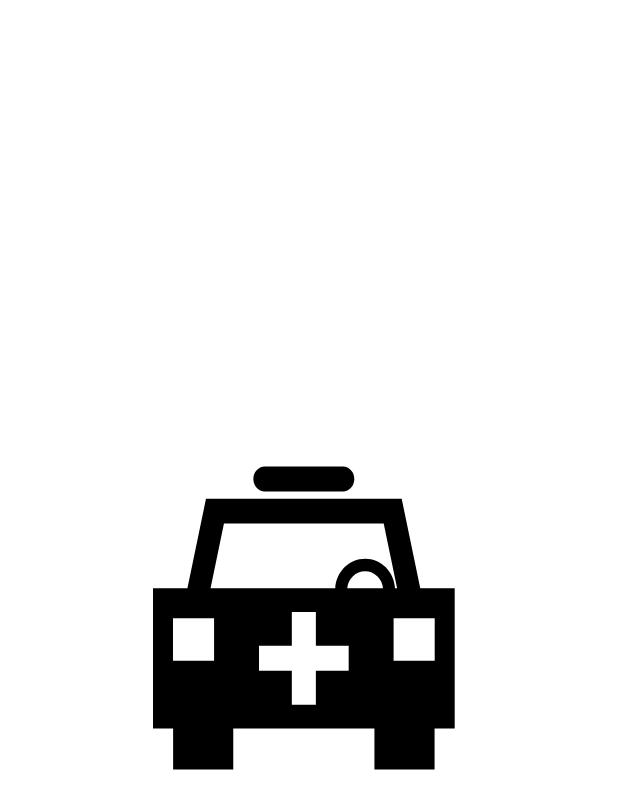
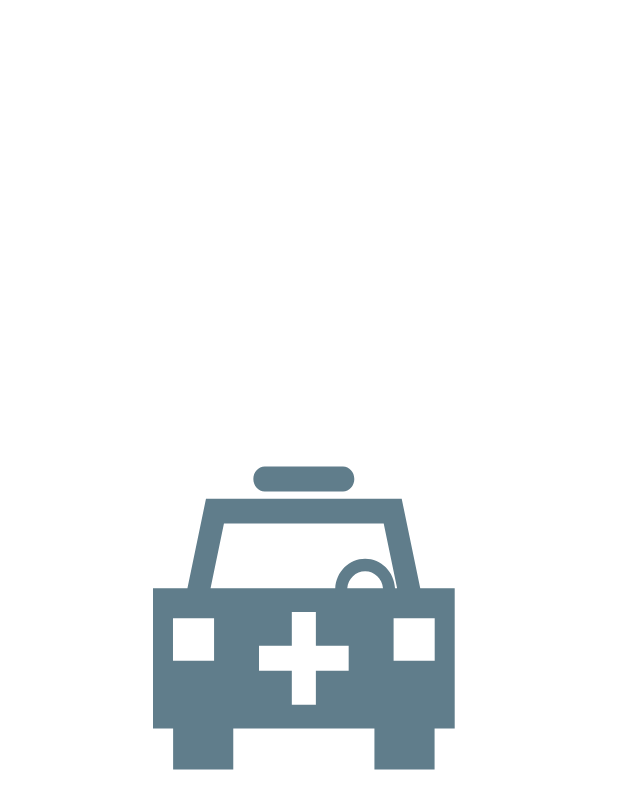
Before and after one commit to kirilltobola/covid-volunteer, an Android app: the SplashFragment screen opened directly, with no data from a screen before it, on a phone screen of 412 x 824 dp. Shown: the top 809 px of the screen. Run offline under Robolectric (Android 15) with nearby library versions, the phone set to English and light mode, and no system bars.

Commit message:
Update app's theme

```diff
--- a/app/src/main/res/drawable/logo.xml
+++ b/app/src/main/res/drawable/logo.xml
@@ -6,7 +6,7 @@
     android:viewportHeight="58.588">
 
     <path
-        android:fillColor="#000000"
+        android:fillColor="#607d8b"
         android:pathData="M51.897,23.702L48.294,6.887H10.289L6.687,23.702H0v26.323h3.908v7.717h11.679v-7.717H43v7.717h11.679v-7.717h3.908
 V23.702H51.897z M11.862,37.32H3.88v-7.982h7.981V37.32z
 M37.999,39.195h-6.371v6.373h-4.672v-6.373h-6.37v-4.672h6.37v-6.367
@@ -16,7 +16,7 @@ M41.196,18.17c-3.115,0-5.643,2.458-5.808,5.529H11.177l2.602-12.144H44.8L47.403,2
 C46.835,20.63,44.305,18.17,41.196,18.17z
 M54.703,37.32h-7.981v-7.982h7.981V37.32z" />
     <path
-        android:fillColor="#000000"
+        android:fillColor="#607d8b"
         android:pathData="M21.679,5.517h15.224c1.209,0,2.19-1.043,2.19-2.335c0-1.289-0.981-2.336-2.19-2.336H21.679
 c-1.21,0-2.192,1.047-2.192,2.336C19.487,4.474,20.472,5.517,21.679,5.517z" />
 </vector>
--- a/app/src/main/res/layout/fragment_profile.xml
+++ b/app/src/main/res/layout/fragment_profile.xml
@@ -7,7 +7,7 @@
 
         <androidx.cardview.widget.CardView
             android:id="@+id/profile_header"
-            app:cardBackgroundColor="@color/purple_500"
+            app:cardBackgroundColor="@color/test_primary"
             android:layout_width="match_parent"
             android:layout_height="wrap_content"
             app:layout_constraintLeft_toLeftOf="parent"
--- a/app/src/main/res/layout/item_chat_me.xml
+++ b/app/src/main/res/layout/item_chat_me.xml
@@ -10,7 +10,7 @@
         android:id="@+id/card_gchat_message_me"
         android:layout_width="wrap_content"
         android:layout_height="wrap_content"
-        app:cardBackgroundColor="#774df2"
+        app:cardBackgroundColor="@color/test_primary"
         app:cardCornerRadius="12dp"
         app:cardElevation="0dp"
         app:cardPreventCornerOverlap="false"
--- a/app/src/main/res/values/colors.xml
+++ b/app/src/main/res/values/colors.xml
@@ -1,6 +1,7 @@
 <?xml version="1.0" encoding="utf-8"?>
 <resources>
     <color name="purple_200">#FFBB86FC</color>
+    <color name="test_primary">#607d8b</color>
     <color name="purple_500">#FF6200EE</color>
     <color name="purple_700">#FF3700B3</color>
     <color name="teal_200">#FF03DAC5</color>
--- a/app/src/main/res/values/themes.xml
+++ b/app/src/main/res/values/themes.xml
@@ -2,7 +2,7 @@
     <!-- Base application theme. -->
     <style name="Theme.CovidVolunteer" parent="Theme.MaterialComponents.DayNight.DarkActionBar">
         <!-- Primary brand color. -->
-        <item name="colorPrimary">@color/purple_500</item>
+        <item name="colorPrimary">@color/test_primary</item>
         <item name="colorPrimaryVariant">@color/purple_700</item>
         <item name="colorOnPrimary">@color/white</item>
         <!-- Secondary brand color. -->
@@ -10,7 +10,7 @@
         <item name="colorSecondaryVariant">@color/teal_700</item>
         <item name="colorOnSecondary">@color/black</item>
         <!-- Status bar color. -->
-        <item name="android:statusBarColor" tools:targetApi="l">?attr/colorPrimaryVariant</item>
+        <item name="android:statusBarColor" tools:targetApi="l">@color/test_primary</item>
         <!-- Customize your theme here. -->
     </style>
 </resources>
```
